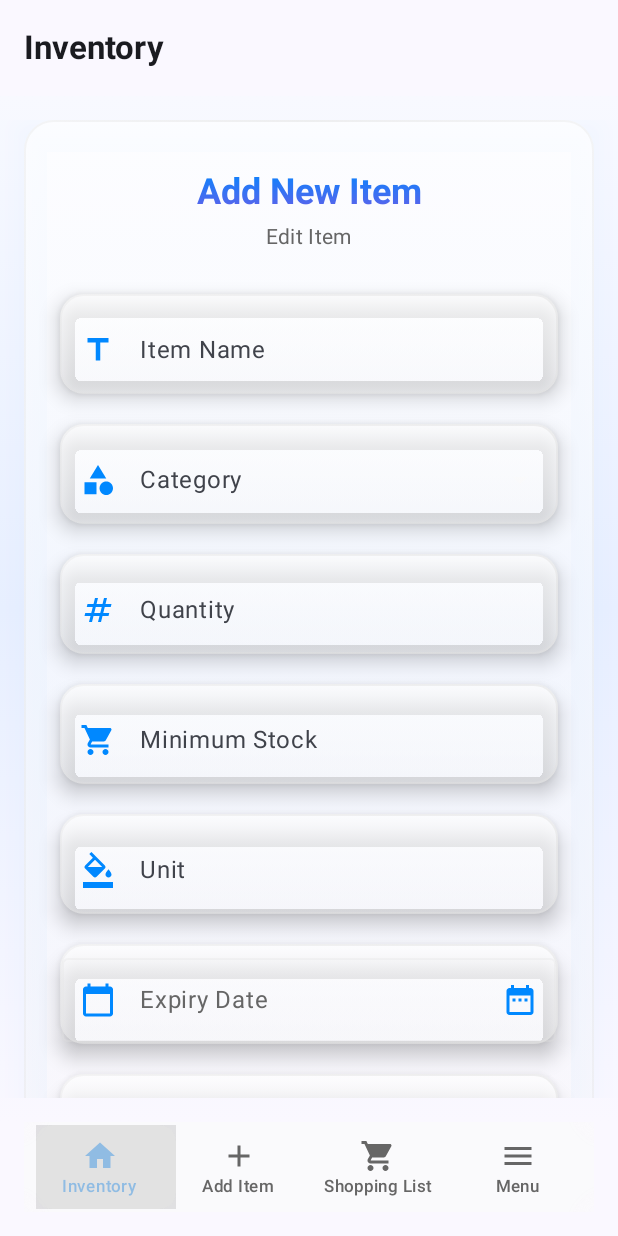
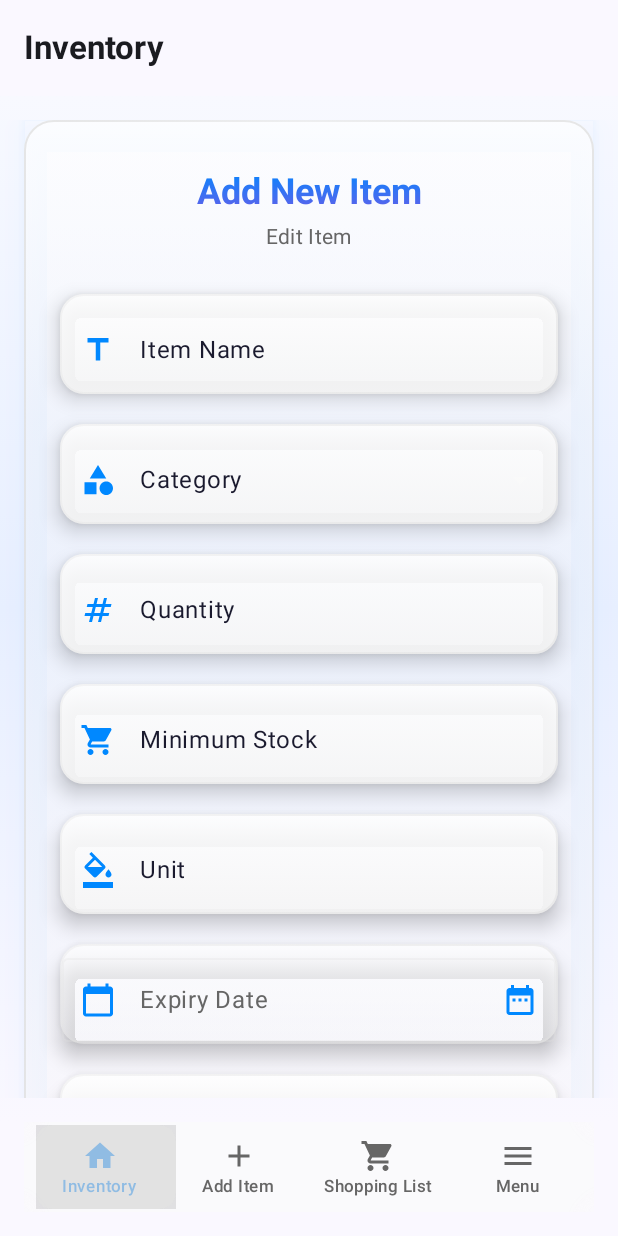
Before and after one commit to chronie-shizutoki/smart-inventory-manager, an Android app built with Jetpack Compose: the AddItemScreen screen opened through its navigation route, on a phone screen of 412 x 824 dp. Run offline under Robolectric (Android 15) with nearby library versions, the phone set to English and light mode, and no system bars; libraries missing offline, so code that uses them is left out: com.kyant.capsule; 12 statements that could not run were skipped.

Commit message:
feat(AddItemScreen): enhance form validation and UI improvements
- Replace Snackbar with Toast for better user feedback
- Add detailed error messages for form validation
- Improve theme handling and UI responsiveness
- Optimize glass effect visuals for different themes
- Add real-time error clearing on input changes

```diff
--- a/android/app/src/main/java/com/chronie/inventorymanager/presentation/ui/AddItemScreen.kt
+++ b/android/app/src/main/java/com/chronie/inventorymanager/presentation/ui/AddItemScreen.kt
@@ -22,6 +22,7 @@ import androidx.compose.ui.res.stringResource
 import androidx.compose.ui.text.font.FontWeight
 import androidx.compose.ui.text.input.ImeAction
 import androidx.compose.ui.text.input.KeyboardType
+import androidx.compose.ui.text.TextStyle
 import androidx.compose.ui.unit.dp
 import androidx.compose.ui.unit.sp
 import androidx.lifecycle.viewmodel.compose.viewModel
@@ -34,11 +35,7 @@ import java.text.SimpleDateFormat
 import java.util.Calendar
 import java.util.Date
 import java.util.Locale
-import androidx.compose.material3.SnackbarHost
-import androidx.compose.material3.SnackbarHostState
-import androidx.compose.material3.SnackbarResult
-import androidx.compose.material3.Snackbar
-import androidx.compose.material3.SnackbarDuration
+import android.widget.Toast
 import androidx.compose.runtime.rememberCoroutineScope
 import kotlinx.coroutines.launch
 import java.time.LocalDateTime
@@ -50,12 +47,20 @@ fun AddItemScreen(
     viewModel: AddItemViewModel = viewModel()
 ) {
     val uiState by viewModel.uiState.collectAsState()
+    // 使用CompositionLocal来获取当前主题状态
+    val currentTheme = MaterialTheme.colorScheme
     val isLightTheme = !androidx.compose.foundation.isSystemInDarkTheme()
     val glassColors = getGlassColors(isLightTheme)
 
-    // Snackbar状态管理
-    val snackbarHostState = remember { SnackbarHostState() }
-    val scope = rememberCoroutineScope()
+    // 响应式主题监听器
+    DisposableEffect(isLightTheme) {
+        // 当主题变化时可以在这里执行一些清理或初始化操作
+        onDispose {
+            // 清理资源（如果需要）
+        }
+    }
+
+    val context = LocalContext.current
 
     // 表单状态
     var name by remember { mutableStateOf("") }
@@ -63,6 +68,8 @@ fun AddItemScreen(
     var categoryDisplayName by remember { mutableStateOf("") } // 用于显示的中文名称
     var quantity by remember { mutableStateOf("") }
     var minStock by remember { mutableStateOf("") }
+    var quantityValue by remember { mutableStateOf("0") }
+    var minStockValue by remember { mutableStateOf("0") }
     var unit by remember { mutableStateOf("") }
     var expiryDate by remember { mutableStateOf("") }
     var description by remember { mutableStateOf("") }
@@ -71,6 +78,7 @@ fun AddItemScreen(
     var nameError by remember { mutableStateOf<String?>(null) }
     var categoryError by remember { mutableStateOf<String?>(null) }
     var quantityError by remember { mutableStateOf<String?>(null) }
+    var minStockError by remember { mutableStateOf<String?>(null) }
     var dateError by remember { mutableStateOf<String?>(null) }
 
     val predefinedCategories = uiState.categories
@@ -84,13 +92,9 @@ fun AddItemScreen(
     // 处理成功状态
     LaunchedEffect(uiState.isSuccess) {
         if (uiState.isSuccess) {
-            // 显示成功消息
-            scope.launch {
-                snackbarHostState.showSnackbar(
-                    message = "物品添加成功！",
-                    duration = androidx.compose.material3.SnackbarDuration.Long
-                )
-            }
+            // 显示成功Toast消息，包含物品名称
+            val successMessage = "${name.trim()} 添加成功！"
+            Toast.makeText(context, successMessage, Toast.LENGTH_LONG).show()
 
             // 重置表单
             viewModel.resetForm()
@@ -104,21 +108,30 @@ fun AddItemScreen(
         }
     }
 
-    // 液态玻璃主背景效果 - 更丰富的渐变
+    // 液态玻璃主背景效果 - 更丰富的渐变，更好地适应不同主题
     val backgroundBrush = Brush.verticalGradient(
-        colors = listOf(
-            if (isLightTheme) Color(0xFFF8F9FF) else Color(0xFF0A0A0A),
-            if (isLightTheme) Color(0xFFE8EFFF) else Color(0xFF151515),
-            if (isLightTheme) Color(0xFFFAF8FF) else Color(0xFF0D0D0D)
+        colors = when {
+            isLightTheme -> listOf(
+                Color(0xFFF8F9FF),
+                Color(0xFFE8EFFF),
+                Color(0xFFFAF8FF)
             )
+            else -> listOf(
+                Color(0xFF0A0A0A),
+                Color(0xFF151515),
+                Color(0xFF0D0D0D)
+            )
+        }
     )
 
-    // 表单容器液态玻璃效果
+    // 表单容器液态玻璃效果 - 使用更适合主题的渐变
     val containerBrush = Brush.verticalGradient(
         colors = listOf(
             glassColors.glassTop,
             glassColors.glassBottom
-        )
+        ),
+        startY = 0f,
+        endY = 300f // 增加渐变范围使效果更明显
     )
 
     // 使用Column替代Scaffold避免标题栏占位
@@ -143,11 +156,13 @@ fun AddItemScreen(
                     subtitle = stringResource(R.string.add_edittitle)
                 )
 
+                // 添加更多错误处理的Toast提示
                 // 物品名称
                 GlassTextField(
                     value = name,
                     onValueChange = {
                         name = it
+                        // 实时清除错误状态
                         nameError = null
                     },
                     label = stringResource(R.string.add_name),
@@ -173,6 +188,7 @@ fun AddItemScreen(
 
                         category = categoryKey // 存储英文键名
                         categoryDisplayName = displayName // 存储显示的中文名称
+                        // 实时清除错误状态
                         categoryError = null
                     },
                     label = stringResource(R.string.add_category),
@@ -188,6 +204,7 @@ fun AddItemScreen(
                     onValueChange = {
                         if (it.all { char -> char.isDigit() }) {
                             quantity = it
+                            // 实时清除错误状态
                             quantityError = null
                         }
                     },
@@ -207,11 +224,14 @@ fun AddItemScreen(
                     onValueChange = {
                         if (it.all { char -> char.isDigit() }) {
                             minStock = it
+                            // 实时清除错误状态
+                            minStockError = null
                         }
                     },
                     label = stringResource(R.string.add_minquantity),
                     placeholder = stringResource(R.string.add_minquantity_placeholder),
                     leadingIcon = Icons.Default.ShoppingCart,
+                    errorMessage = minStockError,
                     keyboardOptions = KeyboardOptions(
                         keyboardType = KeyboardType.Number,
                         imeAction = ImeAction.Next
@@ -233,7 +253,11 @@ fun AddItemScreen(
                 // 到期日期 - 支持直接文字输入
                 GlassDateField(
                     value = expiryDate,
-                    onValueChange = { expiryDate = it },
+                    onValueChange = {
+                        expiryDate = it
+                        // 实时清除错误状态
+                        dateError = null
+                    },
                     label = stringResource(R.string.add_expirydate),
                     placeholder = stringResource(R.string.add_expirydate_placeholder),
                     leadingIcon = Icons.Default.CalendarToday,
@@ -265,45 +289,70 @@ fun AddItemScreen(
         val quantityRequired = stringResource(R.string.error_quantity_required)
         val saveText = stringResource(R.string.add_save)
 
+        // 自定义错误消息
+        val nameTooShortError = "名称至少需要2个字符"
+        val invalidQuantityError = "请输入有效的数量"
+        val negativeQuantityError = "数量不能为负数"
+        val invalidMinStockError = "请输入有效的最小库存数量"
+        val negativeMinStockError = "最小库存不能为负数"
+        val invalidDateFormatError = "日期格式无效，请使用 YYYY-MM-DD、YYYY/MM/DD 等常见格式"
+        val pastDateError = "到期日期不能早于今天"
+
         GlassSaveButton(
             onClick = {
+                // 清除所有错误状态
+                    nameError = null
+                    categoryError = null
+                    quantityError = null
+                    minStockError = null
+                    dateError = null
+
                     // 表单验证
                     var hasError = false
 
+                    // 名称验证
                     if (name.isBlank()) {
                         nameError = nameRequired
                         hasError = true
+                    } else if (name.trim().length < 2) {
+                        nameError = nameTooShortError
+                        hasError = true
                     }
 
-                if (category.isBlank()) {
+                    // 分类验证
+                    if (category.isBlank() || categoryDisplayName.isBlank()) {
                         categoryError = categoryRequired
                         hasError = true
                     }
 
+                    // 数量验证
                     if (quantity.isBlank()) {
                         quantityError = quantityRequired
                         hasError = true
+                    } else {
+                        val quantityValue = quantity.trim().toIntOrNull()
+                        if (quantityValue == null) {
+                            quantityError = invalidQuantityError
+                            hasError = true
+                        } else if (quantityValue < 0) {
+                            quantityError = negativeQuantityError
+                            hasError = true
+                        }
                     }
 
-                if (!hasError) {
-                    // 精确验证数量格式
-                    val quantityValue = quantity.trim().toIntOrNull()
-                    if (quantityValue == null) {
-                        quantityError = "无效的数量格式"
+                    // 最小库存验证（如果填写了的话）
+                    if (minStock.isNotBlank()) {
+                        val minStockValue = minStock.trim().toIntOrNull()
+                        if (minStockValue == null) {
+                            minStockError = invalidMinStockError
                             hasError = true
-                    } else if (quantityValue < 0) {
-                        quantityError = "数量不能为负数"
+                        } else if (minStockValue < 0) {
+                            minStockError = negativeMinStockError
                             hasError = true
                         }
-
-                    // 精确验证最小库存格式（如果填写了的话）
-                    val minStockValue = minStock.trim().toIntOrNull()
-                    if (minStock.isNotBlank() && minStockValue == null) {
-                        // 这里我们可以添加最小库存错误处理，或者只是忽略错误使用默认值
                     }
 
-                    // 验证日期格式（如果填写了的话）
-                    dateError = null // 重置错误状态
+                    // 日期验证（如果填写了的话）
                     var parsedDate: Date? = null
                     if (expiryDate.trim().isNotEmpty()) {
                         try {
@@ -327,11 +376,24 @@ fun AddItemScreen(
                             }
 
                             if (parsedDate == null) {
-                                dateError = "日期格式无效，请使用 YYYY-MM-DD、YYYY/MM/DD 等常见格式"
+                                dateError = invalidDateFormatError
+                                hasError = true
+                            } else {
+                                // 检查日期是否早于今天
+                                val today = Calendar.getInstance().apply {
+                                    set(Calendar.HOUR_OF_DAY, 0)
+                                    set(Calendar.MINUTE, 0)
+                                    set(Calendar.SECOND, 0)
+                                    set(Calendar.MILLISECOND, 0)
+                                }.time
+
+                                if (parsedDate.before(today)) {
+                                    dateError = pastDateError
                                     hasError = true
                                 }
+                            }
                         } catch (e: Exception) {
-                            dateError = "日期格式无效，请使用 YYYY-MM-DD、YYYY/MM/DD 等常见格式"
+                        dateError = invalidDateFormatError
                         hasError = true
                     }
                 }
@@ -343,11 +405,11 @@ fun AddItemScreen(
                             id = "", // 将由数据库分配
                             name = name.trim(),
                             category = category.trim(),
-                                quantity = quantityValue!!,
+                            quantity = quantityValue?.toIntOrNull() ?: 0,
                             unit = unit.trim(),
                             description = description.trim(),
                             expiryDate = parsedDate,
-                                minQuantity = minStockValue ?: 0,
+                            minQuantity = minStockValue?.toIntOrNull() ?: 0,
                             createdAt = Date(),
                             updatedAt = Date()
                         )
@@ -358,14 +420,13 @@ fun AddItemScreen(
                         // 不再直接导航返回，而是通过成功状态处理
 
                     } catch (e: Exception) {
-                            // 数据库操作或其他错误
-                            scope.launch {
-                                snackbarHostState.showSnackbar(
-                                    message = "保存失败：${e.message}",
-                                    duration = androidx.compose.material3.SnackbarDuration.Long
-                                )
+                        // 数据库操作或其他错误，提供更友好的错误信息
+                        val errorMessage = if (e.message.isNullOrEmpty()) {
+                            "保存失败，请稍后重试"
+                        } else {
+                            "保存失败：${e.message}"
                         }
-                        }
+                        Toast.makeText(context, errorMessage, Toast.LENGTH_LONG).show()
                     }
                 }
             },
@@ -374,22 +435,8 @@ fun AddItemScreen(
         )
     }
 
-    // Snackbar显示区域
-    SnackbarHost(
-        hostState = snackbarHostState,
-        modifier = Modifier.fillMaxWidth()
-    ) { snackbarData ->
-        Box(
-            modifier = Modifier.fillMaxWidth()
-        ) {
-            Snackbar(
-                snackbarData = snackbarData,
-                containerColor = glassColors.primary.copy(alpha = 0.9f),
-                contentColor = Color.White,
-                shape = RoundedCornerShape(12.dp)
-            )
-        }
-    }
+    // Toast会自动显示在屏幕上，无需额外的UI组件
+    // Toast通知已优化，包含详细的成功信息和友好的错误提示
 
 }
 
@@ -445,25 +492,34 @@ fun GlassCardContainer(
         colors = listOf(
             glassColors.glassTop,
             glassColors.glassBottom
+        ),
+        startY = 0f,
+        endY = 300f // 增加渐变范围使效果更明显
     )
-    )
+
+    // 根据主题调整阴影效果
+    val shadowColor = if (isLightTheme) {
+        glassColors.primary.copy(alpha = 0.2f)
+    } else {
+        glassColors.primary.copy(alpha = 0.4f) // 深色主题下增加阴影透明度
+    }
 
     Box(
         modifier = modifier
             .fillMaxWidth()
             .shadow(
                 elevation = 12.dp,
-                spotColor = glassColors.primary.copy(alpha = 0.2f),
-                ambientColor = glassColors.primary.copy(alpha = 0.1f)
+                spotColor = shadowColor,
+                ambientColor = shadowColor.copy(alpha = 0.7f)
             )
             .background(containerBrush, RoundedCornerShape(20.dp))
             .border(
                 width = 1.dp,
                 brush = Brush.horizontalGradient(
                     colors = listOf(
-                        glassColors.border,
+                        glassColors.border.copy(alpha = if (isLightTheme) 0.8f else 0.6f),
                         glassColors.border.copy(alpha = 0.5f),
-                        glassColors.border
+                        glassColors.border.copy(alpha = if (isLightTheme) 0.8f else 0.6f)
                     )
                 ),
                 shape = RoundedCornerShape(20.dp)
@@ -525,7 +581,8 @@ fun GlassSaveButton(
                 text = text,
                 style = androidx.compose.material3.Typography().labelLarge.copy(
                     fontWeight = FontWeight.Bold,
-                    fontSize = 16.sp
+                    fontSize = 16.sp,
+                    color = Color.White
                 )
             )
         }
@@ -549,11 +606,11 @@ fun GlassTextField(
     val isLightTheme = !androidx.compose.foundation.isSystemInDarkTheme()
     val glassColors = getGlassColors(isLightTheme)
 
-    // 液态玻璃效果
+    // 液态玻璃效果 - 根据主题调整透明度
     val glassBrush = Brush.verticalGradient(
         colors = listOf(
-            glassColors.glassTop,
-            glassColors.glassBottom
+            glassColors.glassTop.copy(alpha = if (isLightTheme) 0.85f else 0.75f),
+            glassColors.glassBottom.copy(alpha = if (isLightTheme) 0.9f else 0.8f)
         )
     )
 
@@ -578,8 +635,8 @@ fun GlassTextField(
             OutlinedTextField(
                     value = value,
                     onValueChange = onValueChange,
-                label = { Text(label) },
-                placeholder = { Text(placeholder) },
+                    label = { Text(label, color = glassColors.text) },
+                    placeholder = { Text(placeholder, color = glassColors.textSecondary.copy(alpha = 0.7f)) },
                     leadingIcon = if (leadingIcon != null) {
                         { Icon(leadingIcon, contentDescription = null, tint = glassColors.primary) }
                     } else null,
@@ -589,32 +646,30 @@ fun GlassTextField(
                     modifier = Modifier
                         .fillMaxWidth()
                         .background(Color.Transparent),
+                    textStyle = TextStyle(color = glassColors.text),
                     colors = OutlinedTextFieldDefaults.colors(
                     focusedBorderColor = if (errorMessage != null) MaterialTheme.colorScheme.error else Color.Transparent,
                     unfocusedBorderColor = if (errorMessage != null) MaterialTheme.colorScheme.error else Color.Transparent,
                     disabledBorderColor = Color.Transparent,
-                    focusedLabelColor = glassColors.primary,
-                    cursorColor = glassColors.primary,
-                    focusedTrailingIconColor = glassColors.primary,
-                    unfocusedTrailingIconColor = glassColors.container,
-                    focusedLeadingIconColor = glassColors.primary,
-                    unfocusedLeadingIconColor = glassColors.container,
+                    focusedLabelColor = if (errorMessage != null) MaterialTheme.colorScheme.error else glassColors.primary,
+                    unfocusedLabelColor = if (errorMessage != null) MaterialTheme.colorScheme.error else glassColors.textSecondary,
+                    cursorColor = if (errorMessage != null) MaterialTheme.colorScheme.error else glassColors.primary,
+                    focusedPlaceholderColor = glassColors.textSecondary.copy(alpha = 0.7f),
+                    unfocusedPlaceholderColor = glassColors.textSecondary.copy(alpha = 0.5f),
+                    focusedTrailingIconColor = if (errorMessage != null) MaterialTheme.colorScheme.error else glassColors.primary,
+                    unfocusedTrailingIconColor = if (errorMessage != null) MaterialTheme.colorScheme.error else glassColors.container,
+                    focusedLeadingIconColor = if (errorMessage != null) MaterialTheme.colorScheme.error else glassColors.primary,
+                    unfocusedLeadingIconColor = if (errorMessage != null) MaterialTheme.colorScheme.error else glassColors.container,
                     errorBorderColor = MaterialTheme.colorScheme.error,
                     errorCursorColor = MaterialTheme.colorScheme.error,
                     errorSupportingTextColor = MaterialTheme.colorScheme.error,
                     errorLabelColor = MaterialTheme.colorScheme.error,
                     errorLeadingIconColor = MaterialTheme.colorScheme.error,
-                    errorTrailingIconColor = MaterialTheme.colorScheme.error
+                    errorTrailingIconColor = MaterialTheme.colorScheme.error,
+                    focusedContainerColor = Color.Transparent,
+                    unfocusedContainerColor = Color.Transparent,
+                    disabledContainerColor = Color.Transparent
                 )
-            )
-        }
-
-        if (errorMessage != null) {
-            Text(
-                text = errorMessage,
-                color = MaterialTheme.colorScheme.error,
-                style = MaterialTheme.typography.bodySmall,
-                modifier = Modifier.padding(start = 16.dp, top = 4.dp)
             )
         }
 
@@ -646,11 +701,11 @@ fun GlassDropdownField(
     val isLightTheme = !androidx.compose.foundation.isSystemInDarkTheme()
     val glassColors = getGlassColors(isLightTheme)
 
-    // 液态玻璃效果
+    // 液态玻璃效果 - 根据主题调整透明度
     val glassBrush = Brush.verticalGradient(
         colors = listOf(
-            glassColors.glassTop,
-            glassColors.glassBottom
+            glassColors.glassTop.copy(alpha = if (isLightTheme) 0.85f else 0.75f),
+            glassColors.glassBottom.copy(alpha = if (isLightTheme) 0.9f else 0.8f)
         )
     )
 
@@ -679,13 +734,15 @@ fun GlassDropdownField(
                 OutlinedTextField(
                     value = value,
                     onValueChange = { onValueChange(it) },
-                    label = { Text(label) },
-                    placeholder = { Text(placeholder) },
+                    label = { Text(label, color = glassColors.text) },
+                    placeholder = { Text(placeholder, color = glassColors.textSecondary.copy(alpha = 0.7f)) },
                     leadingIcon = if (leadingIcon != null) {
                         { Icon(leadingIcon, contentDescription = null, tint = glassColors.primary) }
                     } else null,
                     trailingIcon = {
-                        ExposedDropdownMenuDefaults.TrailingIcon(expanded = expanded)
+                        ExposedDropdownMenuDefaults.TrailingIcon(
+                            expanded = expanded
+                        )
                     },
                     isError = errorMessage != null,
                     readOnly = true,
@@ -693,11 +750,13 @@ fun GlassDropdownField(
                         .fillMaxWidth()
                         .menuAnchor()
                         .background(Color.Transparent),
+                    textStyle = TextStyle(color = glassColors.text),
                     colors = OutlinedTextFieldDefaults.colors(
                         focusedBorderColor = Color.Transparent,
                         unfocusedBorderColor = Color.Transparent,
                         disabledBorderColor = Color.Transparent,
                         focusedLabelColor = glassColors.primary,
+                        unfocusedLabelColor = glassColors.textSecondary,
                         cursorColor = glassColors.primary,
                         focusedTrailingIconColor = glassColors.primary,
                         unfocusedTrailingIconColor = glassColors.container,
@@ -709,8 +768,14 @@ fun GlassDropdownField(
                 ExposedDropdownMenu(
                     expanded = expanded,
                     onDismissRequest = { expanded = false },
-                    modifier = Modifier.background(
-                        color = glassColors.container.copy(alpha = 0.9f),
+                    modifier = Modifier
+                        .background(
+                            color = glassColors.glassTop.copy(alpha = 0.95f),
+                            shape = RoundedCornerShape(12.dp)
+                        )
+                        .border(
+                            width = 1.dp,
+                            color = glassColors.border,
                             shape = RoundedCornerShape(12.dp)
                         )
                 ) {
@@ -781,8 +846,8 @@ fun GlassDateField(
             OutlinedTextField(
                 value = value,
                 onValueChange = onValueChange,
-                label = { Text(label) },
-                placeholder = { Text(placeholder) },
+                label = { Text(text = label) },
+                placeholder = { Text(text = placeholder) },
                 leadingIcon = if (leadingIcon != null) {
                     { Icon(leadingIcon, contentDescription = null, tint = glassColors.primary) }
                 } else null,
```
Also changed, not shown: android/app/src/main/res/drawable/favicon.png, android/app/src/main/res/google-play/feature-graphic.png, android/app/src/main/res/google-play/icon.png, android/app/src/main/res/mipmap-anydpi/ic_launcher.png, android/app/src/main/res/mipmap-anydpi/ic_launcher_round.png, android/app/src/main/res/mipmap-hdpi/ic_launcher.png, android/app/src/main/res/mipmap-hdpi/ic_launcher_round.png, android/app/src/main/res/mipmap-ldpi/ic_launcher.png, android/app/src/main/res/mipmap-ldpi/ic_launcher_round.png, android/app/src/main/res/mipmap-mdpi/ic_launcher.png, android/app/src/main/res/mipmap-mdpi/ic_launcher_round.png, android/app/src/main/res/mipmap-xhdpi/ic_launcher.png, android/app/src/main/res/mipmap-xhdpi/ic_launcher_round.png, android/app/src/main/res/mipmap-xxhdpi/ic_launcher.png, 3 more files. Lines whose indentation alone changed are shown as unchanged.
